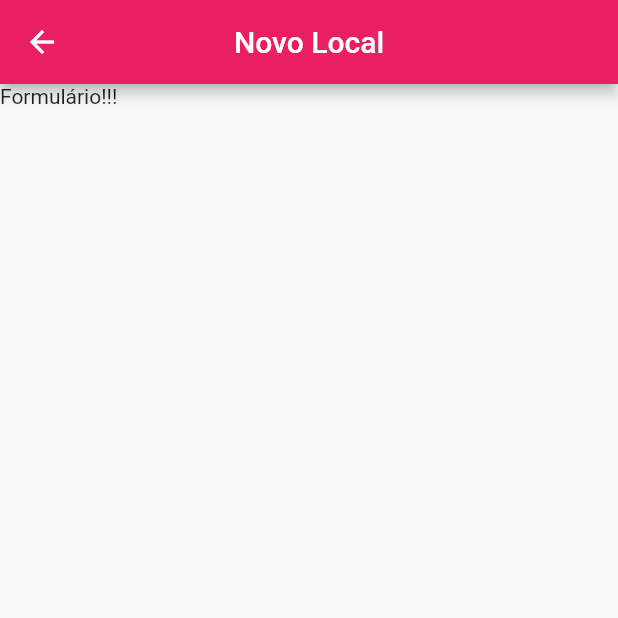
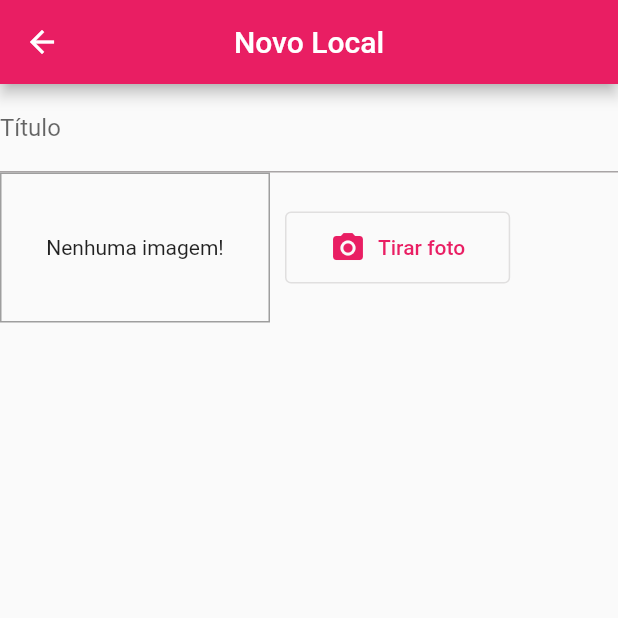
Before and after one commit to Andrew-Ssantos/camera_and_map, a Flutter app: the PlaceFormScreen screen opened by its route, on a phone screen of 412 x 824 dp, the top half of it. Run offline on Flutter 3.47's test engine with Material 2 defaults, Android fonts, the phone set to English and light mode, and no system bars.

Commit message:
Atualizando projeto

```diff
--- /dev/null
+++ b/lib/components/widgets/image_input.dart
@@ -0,0 +1,44 @@
+import 'package:flutter/material.dart';
+
+class ImageInput extends StatefulWidget {
+  const ImageInput({super.key});
+
+  @override
+  State<ImageInput> createState() => _ImageInputState();
+}
+
+class _ImageInputState extends State<ImageInput> {
+  @override
+  Widget build(BuildContext context) {
+    return Row(
+      children: [
+        Container(
+          width: 180,
+          height: 100,
+          decoration: BoxDecoration(
+            border: Border.all(
+              width: 1,
+              color: Colors.grey,
+            ),
+          ),
+          alignment: Alignment.center,
+          child: const Text('Nenhuma imagem!'),
+        ),
+        const SizedBox(width: 10),
+        OutlinedButton.icon(
+          style: const ButtonStyle(
+            padding: MaterialStatePropertyAll<EdgeInsetsGeometry>(
+              EdgeInsets.symmetric(
+                vertical: 12,
+                horizontal: 30,
+              ),
+            ),
+          ),
+          onPressed: () {},
+          icon: const Icon(Icons.camera_alt),
+          label: const Text('Tirar foto'),
+        ),
+      ],
+    );
+  }
+}
--- a/lib/screens/place_form_screen.dart
+++ b/lib/screens/place_form_screen.dart
@@ -1,3 +1,4 @@
+import 'package:camera_and_map/components/widgets/image_input.dart';
 import 'package:flutter/material.dart';
 
 class PlaceFormScreen extends StatefulWidget {
@@ -13,9 +14,18 @@ class _PlaceFormScreenState extends State<PlaceFormScreen> {
     return Scaffold(
       appBar: AppBar(
         centerTitle: true,
-        title: Text('Novo Local'),
+        title: const Text('Novo Local'),
       ),
-      body: Text('Formulário!!!'),
+      body: const Column(
+        children: [
+          TextField(
+            decoration: InputDecoration(
+              labelText: 'Título',
+            ),
+          ),
+          ImageInput(),
+        ],
+      ),
     );
   }
 }
```
